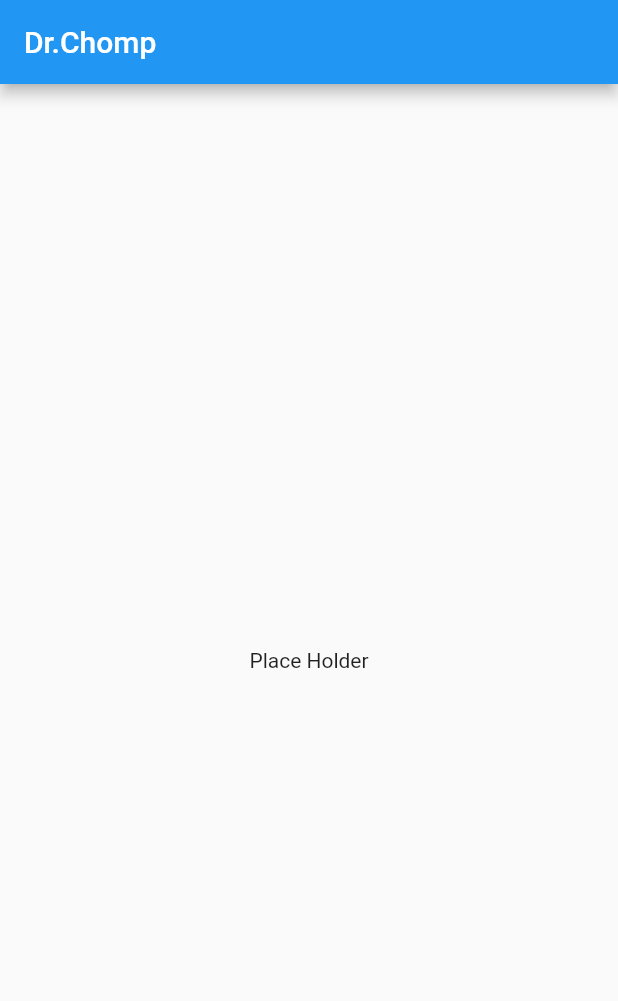
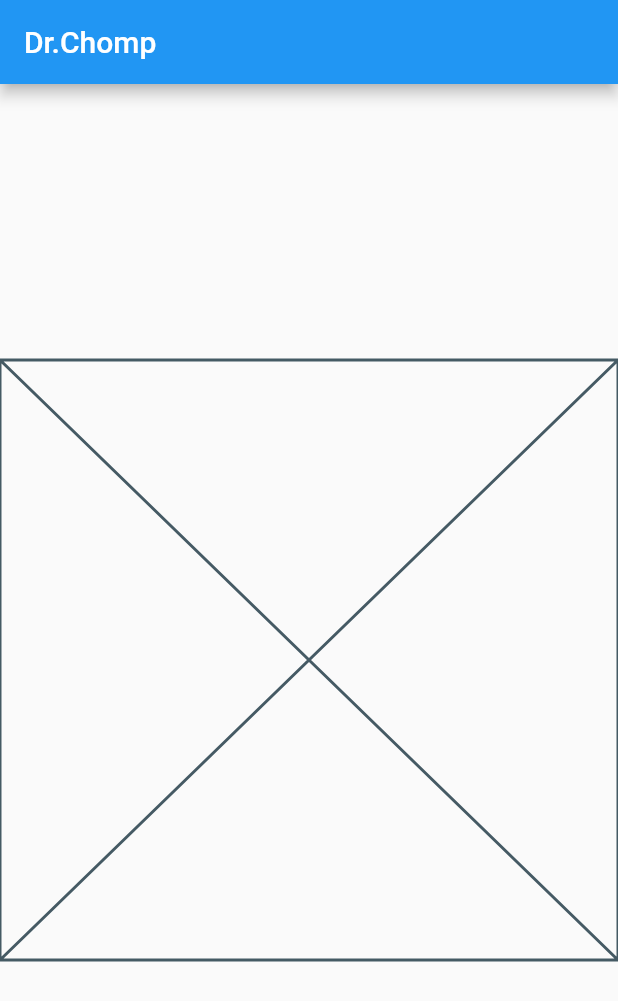
Before and after one commit to kwon-evan/Dr.Chomp-app, a Flutter app: the screen it shows after launch, on a phone screen of 412 x 824 dp. Shown: the top 1001 px of the screen. Run offline on Flutter 3.47's test engine with Material 2 defaults, Android fonts, the phone set to English and light mode, and no system bars.

Commit message:
Initial Commit

```diff
--- a/lib/main.dart
+++ b/lib/main.dart
@@ -23,9 +23,7 @@ class MyApp extends StatelessWidget {
           child: Column(
             mainAxisAlignment: MainAxisAlignment.center,
             children: const <Widget>[
-              Text(
-                'Place Holder',
-              ),
+              Placeholder(),
             ],
           ),
         ),
```
